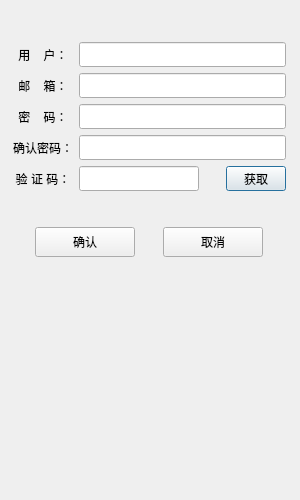
Qt form registerdialog.ui (JiaYN1/chat) before a commit.
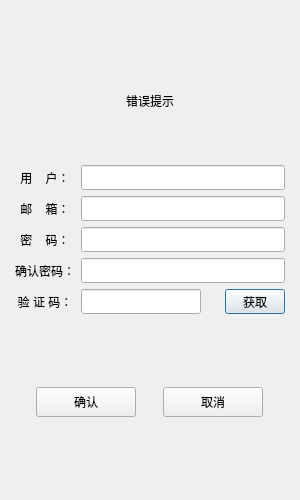
The same form after that commit.

The edit to the form file:
```diff
--- a/registerdialog.ui
+++ b/registerdialog.ui
@@ -25,15 +25,8 @@
   <property name="windowTitle">
    <string>Dialog</string>
   </property>
-  <widget class="QWidget" name="verticalLayoutWidget">
-   <property name="geometry">
-    <rect>
-     <x>9</x>
-     <y>9</y>
-     <width>281</width>
-     <height>281</height>
-    </rect>
-   </property>
+  <layout class="QVBoxLayout" name="verticalLayout_3">
+   <item>
    <layout class="QVBoxLayout" name="verticalLayout">
     <property name="leftMargin">
      <number>4</number>
@@ -60,6 +53,35 @@
       </property>
      </spacer>
     </item>
+     <item>
+      <widget class="QWidget" name="widget" native="true">
+       <layout class="QVBoxLayout" name="verticalLayout_2">
+        <item>
+         <widget class="QLabel" name="err_tip">
+          <property name="text">
+           <string>错误提示</string>
+          </property>
+          <property name="alignment">
+           <set>Qt::AlignmentFlag::AlignCenter</set>
+          </property>
+         </widget>
+        </item>
+        <item>
+         <spacer name="verticalSpacer_4">
+          <property name="orientation">
+           <enum>Qt::Orientation::Vertical</enum>
+          </property>
+          <property name="sizeHint" stdset="0">
+           <size>
+            <width>20</width>
+            <height>40</height>
+           </size>
+          </property>
+         </spacer>
+        </item>
+       </layout>
+      </widget>
+     </item>
     <item>
      <layout class="QHBoxLayout" name="horizontalLayout">
       <item>
@@ -371,7 +393,8 @@
      </spacer>
     </item>
    </layout>
-  </widget>
+   </item>
+  </layout>
  </widget>
  <resources/>
  <connections/>
```
Lines whose indentation alone changed are shown as unchanged.
